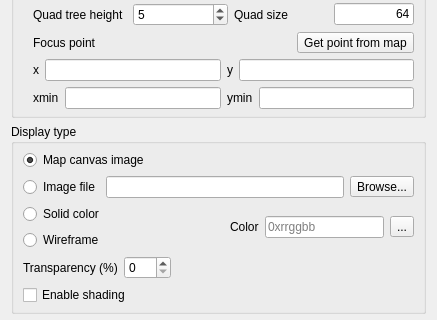
minorua/Qgis2threejs, file ui/demproperties.ui: the form before one commit; both pictures show x 0 to 437 and y 197 to 517 of the 437 by 609 pixel window.
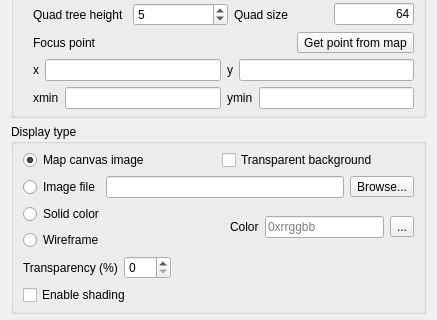
The form after the commit.

Commit message: add option to make map background transparent (fix #33)

The edit to the form file:
```diff
--- a/ui/demproperties.ui
+++ b/ui/demproperties.ui
@@ -478,6 +478,11 @@
       <item>
        <layout class="QVBoxLayout" name="verticalLayout">
         <item>
+         <layout class="QHBoxLayout" name="horizontalLayout_3">
+          <property name="leftMargin">
+           <number>0</number>
+          </property>
+          <item>
          <widget class="QRadioButton" name="radioButton_MapCanvas">
           <property name="text">
            <string>Map canvas image</string>
@@ -486,6 +491,15 @@
            <bool>true</bool>
           </property>
          </widget>
+          </item>
+          <item>
+           <widget class="QCheckBox" name="checkBox_TransparentBackground">
+            <property name="text">
+             <string>Transparent background</string>
+            </property>
+           </widget>
+          </item>
+         </layout>
         </item>
         <item>
          <layout class="QHBoxLayout" name="horizontalLayout_ImageFile">
```
Lines whose indentation alone changed are shown as unchanged. The commit also changes 3 other files.
